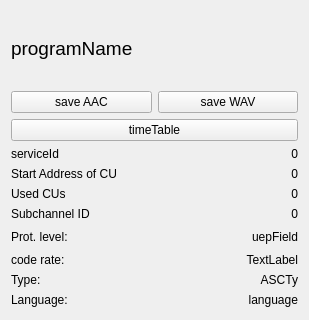
Qt form sources/main/forms-v7/technical_data.ui (JvanKatwijk/qt-dab) before a commit; both pictures show x 0 to 309 and y 0 to 320 of the 309 by 724 pixel window.
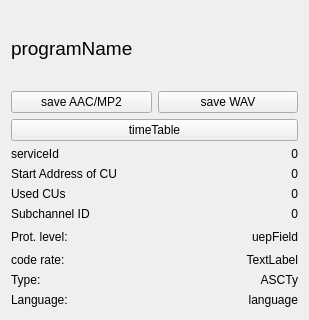
The same form after that commit. Custom widgets are drawn as their Qt base class.

The edit to the form file:
```diff
--- a/sources/main/forms-v7/technical_data.ui
+++ b/sources/main/forms-v7/technical_data.ui
@@ -41,7 +41,7 @@
         <string>&lt;html&gt;&lt;head/&gt;&lt;body&gt;&lt;p&gt;DAB+ audio services are encoded in an AAC format. &lt;/p&gt;&lt;p&gt;Touching this button will show a menu to store the AAC frames into a file.&lt;/p&gt;&lt;p&gt;As usual, touching the button again will close the output file. Programs like vlc can handle such files.&lt;/p&gt;&lt;/body&gt;&lt;/html&gt;</string>
        </property>
        <property name="text">
-        <string>save AAC</string>
+        <string>save AAC/MP2</string>
        </property>
       </widget>
      </item>
```
